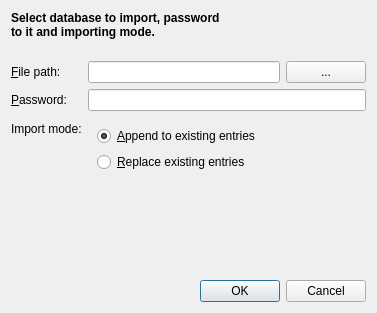
Qt form dialogs/DatabaseImportDialog.ui (veaceslav/qpass-qt5) before a commit.
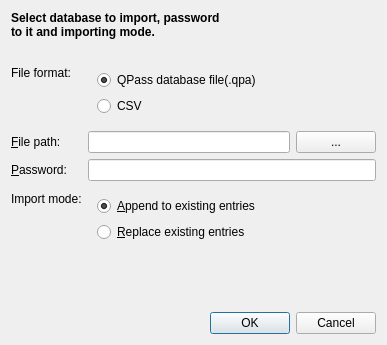
The same form after that commit.

Commit message: Added ability to export and import from csv files

What changed in the file:
```diff
--- a/dialogs/DatabaseImportDialog.ui
+++ b/dialogs/DatabaseImportDialog.ui
@@ -6,8 +6,8 @@
    <rect>
     <x>0</x>
     <y>0</y>
-    <width>377</width>
-    <height>313</height>
+    <width>387</width>
+    <height>345</height>
    </rect>
   </property>
   <property name="windowTitle">
@@ -39,7 +39,7 @@
      <property name="topMargin">
       <number>16</number>
      </property>
-     <item row="0" column="0">
+     <item row="1" column="0">
       <widget class="QLabel" name="label_2">
        <property name="text">
         <string>&amp;File path:</string>
@@ -49,7 +49,7 @@
        </property>
       </widget>
      </item>
-     <item row="1" column="0">
+     <item row="2" column="0">
       <widget class="QLabel" name="label_3">
        <property name="text">
         <string>&amp;Password:</string>
@@ -59,21 +59,21 @@
        </property>
       </widget>
      </item>
-     <item row="2" column="0">
+     <item row="3" column="0">
       <widget class="QLabel" name="label_4">
        <property name="text">
         <string>Import mode:</string>
        </property>
       </widget>
      </item>
-     <item row="1" column="1">
+     <item row="2" column="1">
       <widget class="QLineEdit" name="passwordEdit">
        <property name="echoMode">
         <enum>QLineEdit::Password</enum>
        </property>
       </widget>
      </item>
-     <item row="2" column="1">
+     <item row="3" column="1">
       <widget class="QWidget" name="widget" native="true">
        <layout class="QVBoxLayout" name="verticalLayout">
         <item>
@@ -96,7 +96,7 @@
        </layout>
       </widget>
      </item>
-     <item row="0" column="1">
+     <item row="1" column="1">
       <widget class="QWidget" name="widget_2" native="true">
        <layout class="QHBoxLayout" name="horizontalLayout">
         <property name="margin">
@@ -122,6 +122,36 @@
        </layout>
       </widget>
      </item>
+     <item row="0" column="0">
+      <widget class="QLabel" name="label_5">
+       <property name="text">
+        <string>File format:</string>
+       </property>
+      </widget>
+     </item>
+     <item row="0" column="1">
+      <widget class="QWidget" name="widget_3" native="true">
+       <layout class="QVBoxLayout" name="verticalLayout_3">
+        <item>
+         <widget class="QRadioButton" name="qpaFormat">
+          <property name="text">
+           <string>QPass database file(.qpa)</string>
+          </property>
+          <property name="checked">
+           <bool>true</bool>
+          </property>
+         </widget>
+        </item>
+        <item>
+         <widget class="QRadioButton" name="csvFormat">
+          <property name="text">
+           <string>CSV</string>
+          </property>
+         </widget>
+        </item>
+       </layout>
+      </widget>
+     </item>
     </layout>
    </item>
    <item>
```
Left out of the diff: 72 changed lines with no effect on the pictures. The commit also changes 10 other files.
